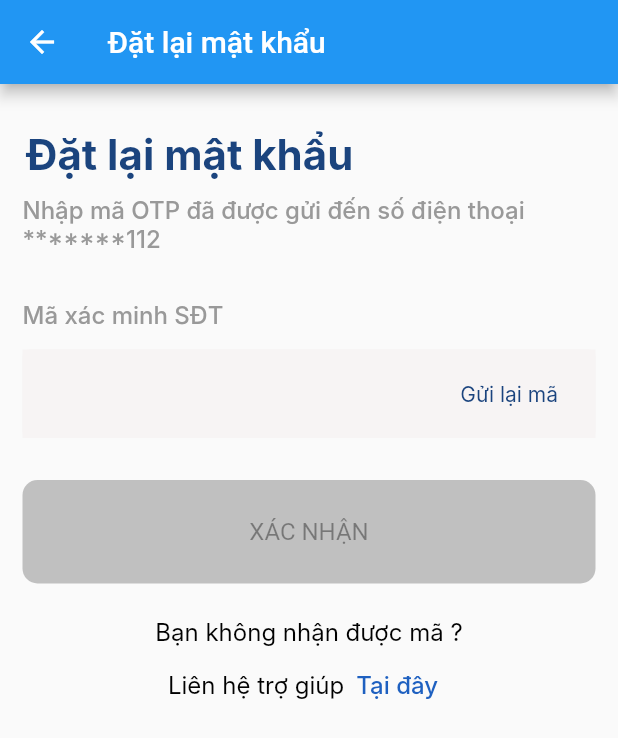
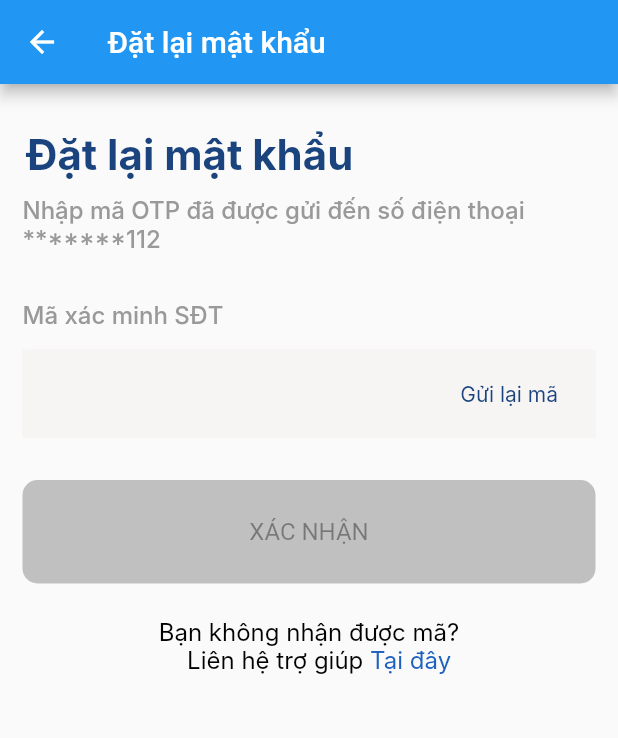
Before and after one commit to MrDao2810/project_finbox, a Flutter app: the PassPageOtp screen opened directly, on a phone screen of 412 x 824 dp. Shown: the top 738 px of the screen. Run offline on Flutter 3.47's test engine with Material 2 defaults, Android fonts, the phone set to English and light mode, and no system bars; Roboto replaces fonts that are missing (Inter).

```diff
--- a/lib/reset_pass_page_otp.dart
+++ b/lib/reset_pass_page_otp.dart
@@ -152,50 +152,71 @@ class _MyHomePageState extends State<PassPageOtp> {
               ),
             ),
           ),
+          // Container(
+          //   padding: const EdgeInsets.only(top: 22),
+          //   child: const Center(
+          //     child: Text(
+          //       'Bạn không nhận được mã?',
+          //       style: TextStyle(
+          //         color: Color(0xff000000),
+          //         fontFamily: "Roboto",
+          //         fontSize: 16.0,
+          //         fontWeight: FontWeight.w400,
+          //       ),
+          //     ),
+          //   ),
+          // ),
+          // Row(
+          //   children: [
+          //     Container(
+          //       padding: const EdgeInsets.only(top: 2),
+          //       child: const Center(
+          //         child: Text(
+          //           'Liên hệ trợ giúp',
+          //           style: TextStyle(
+          //             color: Color(0xff000000),
+          //             fontFamily: "Roboto",
+          //             fontSize: 16.0,
+          //             fontWeight: FontWeight.w400,
+          //           ),
+          //         ),
+          //       ),
+          //     ),
+          //     Container(
+          //       padding: const EdgeInsets.only(top: 2),
+          //       child: const Center(
+          //         child: Text('Tại đây'),
+          //       ),
+          //     )
+          //   ],
+          // )
           Container(
               padding: const EdgeInsets.only(top: 22),
-            child: const Center(
-              child: Text(
-                'Bạn không nhận được mã ?',
-                style: TextStyle(
+              child: Center(
+                child: RichText(
+                  textAlign: TextAlign.center,
+                  text: TextSpan(
+                    text: 'Bạn không nhận được mã? \n   Liên hệ trợ giúp ',
+                    style: const TextStyle(
                       color: Color(0xff000000),
                       fontFamily: "Inter",
                       fontSize: 16.0,
                       fontWeight: FontWeight.w400,
                     ),
+                    children: <TextSpan>[
+                      TextSpan(
+                        text: 'Tại đây',
+                        style: const TextStyle(
+                            color: Color(0xff1E60C0), fontFamily: "Inter"),
+                        recognizer: TapGestureRecognizer()..onTap = () {
+
+                        }
+                      ),
+                    ],
                   ),
                 ),
+              )
           ),
-          Row(
-            mainAxisAlignment: MainAxisAlignment.center,
-            children: [
-              Container(
-                padding: const EdgeInsets.only(top: 2),
-                child: const Text(
-                  'Liên hệ trợ giúp',
-                  style: TextStyle(
-                    color: Color(0xff000000),
-                    fontFamily: "Inter",
-                    fontSize: 16.0,
-                    fontWeight: FontWeight.w400,
-                  ),
-                ),
-              ),
-              Container(
-                  padding: const EdgeInsets.only(top: 2),
-                  child: TextButton(
-                    onPressed: () {},
-                    child: const Text(
-                      'Tại đây',
-                      style: TextStyle(
-                        color: Color(0xff1E60C0),
-                        fontFamily: "Inter",
-                        fontSize: 16,
-                      ),
-                    ),
-                  ))
-            ],
-          )
         ],
       ),
     );
```
Lines whose indentation alone changed are shown as unchanged.
